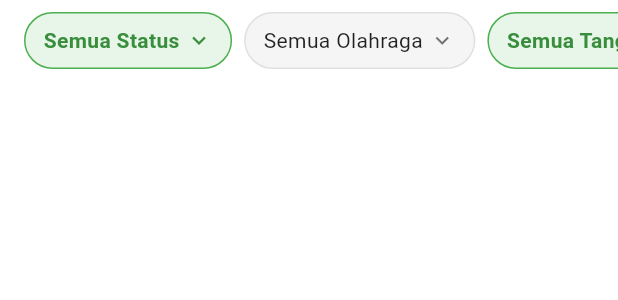
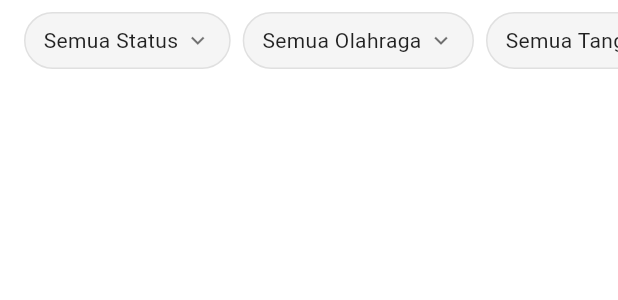
Before and after one commit to pbp-kelompok-e5/bond-up-mobile, a Flutter app: the FilterBarSection widget shown alone on an empty page, opened directly, on a phone screen of 412 x 824 dp. Shown: the top 300 px of the screen. Run offline on Flutter 3.47's test engine with Material 3 defaults, Android fonts, the phone set to English and light mode, and no system bars; our stand-ins replace shared_preferences; missing offline and left inert: pbp_django_auth; accounts and stored records are empty.

Commit message:
Update event_discovery_service

```diff
--- a/lib/features/event-discovery/screens/my_event_page.dart
+++ b/lib/features/event-discovery/screens/my_event_page.dart
@@ -5,3 +5,9 @@ import 'package:bond_up_mobile/core/design_system.dart';
 import 'package:bond_up_mobile/features/event-discovery/data/models/event_model.dart';
 import 'package:bond_up_mobile/features/event-discovery/data/services/event_discovery_service.dart';
 import 'package:bond_up_mobile/main.dart';
+
+class EventDetailScreen extends StatefulWidget {
+  final Event event;
+
+
+}
--- a/lib/features/event-discovery/widget/my_event_filterbar.dart
+++ b/lib/features/event-discovery/widget/my_event_filterbar.dart
@@ -30,7 +30,7 @@ class _FilterBarSectionState extends State<FilterBarSection> {
                 : _selectedStatus == 'finished'
                 ? 'Event Selesai'
                 : 'Semua Status',
-            isActive: true,
+            isActive: _selectedStatus == 'all' ? false : true,
             onTap: () => _showStatusFilter(context),
           ),
           const SizedBox(width: 8),
@@ -44,7 +44,7 @@ class _FilterBarSectionState extends State<FilterBarSection> {
           const SizedBox(width: 8),
           _FilterChipButton(
             label: _getTimeFilterLabel(),
-            isActive: true,
+            isActive: _timeFilterType == 'all' ? false : true,
             onTap: () => _showTimeFilter(context),
           ),
           const SizedBox(width: 8),
@@ -396,7 +396,7 @@ class _FilterChipButton extends StatelessWidget {
       child: Container(
         padding: const EdgeInsets.symmetric(horizontal: 12, vertical: 8),
         decoration: BoxDecoration(
-          color: isActive ? Colors.green.shade50 : Colors.grey.shade100,
+          color: isActive ? Colors.green.shade50 : Colors.grey.shade100, // TODO UPDATE
           borderRadius: BorderRadius.circular(20),
           border: Border.all(color: isActive ? Colors.green : Colors.grey.shade300),
         ),
```
Also changed, not shown: lib/features/event-discovery/data/services/event_discovery_service.dart (+38 -0 lines).
